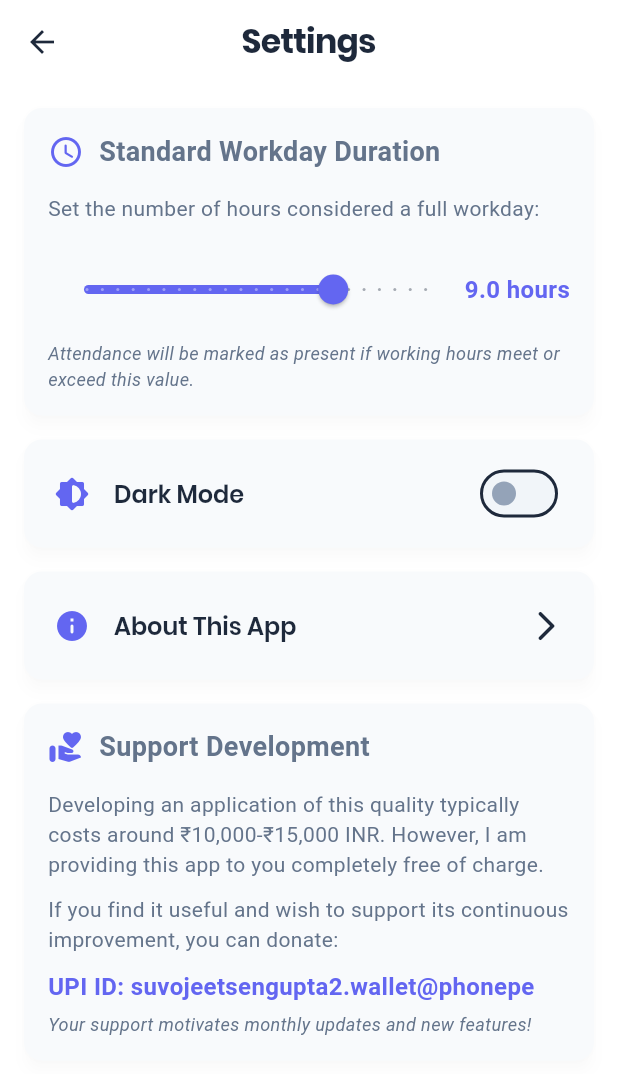
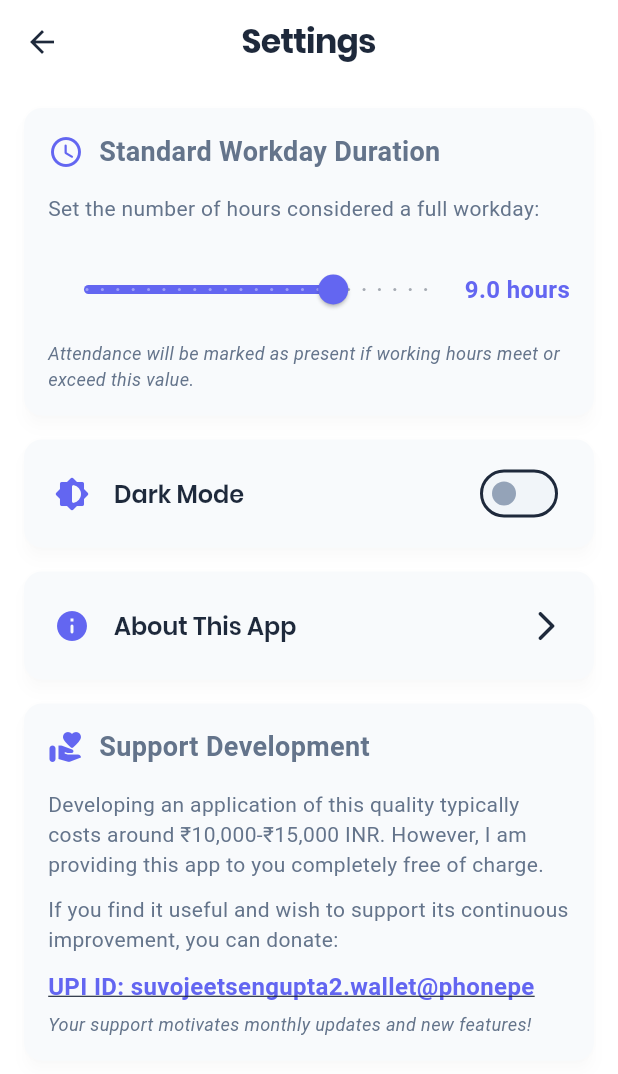
Before and after one commit to suvojit213/attendence_tracker, a Flutter app: the SettingsScreen screen opened directly, on a phone screen of 412 x 824 dp. Shown: the top 1074 px of the screen. Run offline on Flutter 3.47's test engine with Material 3 defaults, Android fonts, the phone set to English and light mode, and no system bars; our stand-ins replace csv, pdf, shared_preferences, table_calendar; missing offline and left inert: syncfusion_flutter_pdfviewer; accounts and stored records are empty.

Commit message:
feat: Make UPI ID clickable in settings screen

```diff
--- a/lib/screens/settings_screen.dart
+++ b/lib/screens/settings_screen.dart
@@ -2,6 +2,7 @@ import 'package:attendance_tracker/main.dart';
 import 'package:flutter/material.dart';
 import 'package:attendance_tracker/services/attendance_storage_service.dart';
 import 'package:attendance_tracker/utils/app_colors.dart';
+import 'package:url_launcher/url_launcher.dart';
 
 class SettingsScreen extends StatefulWidget {
   const SettingsScreen({super.key});
@@ -36,6 +37,16 @@ class _SettingsScreenState extends State<SettingsScreen> {
           backgroundColor: AppColors.success,
         ),
       );
+    }
+  }
+
+  Future<void> _launchUPI() async {
+    final uri = Uri.parse('upi://pay?pa=suvojeetsengupta2.wallet@phonepe&pn=Suvojeet%20Sengupta&cu=INR');
+    if (await canLaunchUrl(uri)) {
+      await launchUrl(uri);
+    } else {
+      // Handle error: could not launch UPI app
+      debugPrint('Could not launch UPI app');
     }
   }
 
@@ -186,12 +197,16 @@ class _SettingsScreenState extends State<SettingsScreen> {
                       ),
                     ),
                     const SizedBox(height: 10),
-                    SelectableText(
-                      'UPI ID: suvojeetsengupta2.wallet@phonepe',
-                      style: TextStyle(
-                        fontSize: 16,
-                        fontWeight: FontWeight.bold,
-                        color: Theme.of(context).primaryColor,
+                    GestureDetector(
+                      onTap: _launchUPI,
+                      child: SelectableText(
+                        'UPI ID: suvojeetsengupta2.wallet@phonepe',
+                        style: TextStyle(
+                          fontSize: 16,
+                          fontWeight: FontWeight.bold,
+                          color: Theme.of(context).primaryColor,
+                          decoration: TextDecoration.underline,
+                        ),
                       ),
                     ),
                     const SizedBox(height: 5),
```
